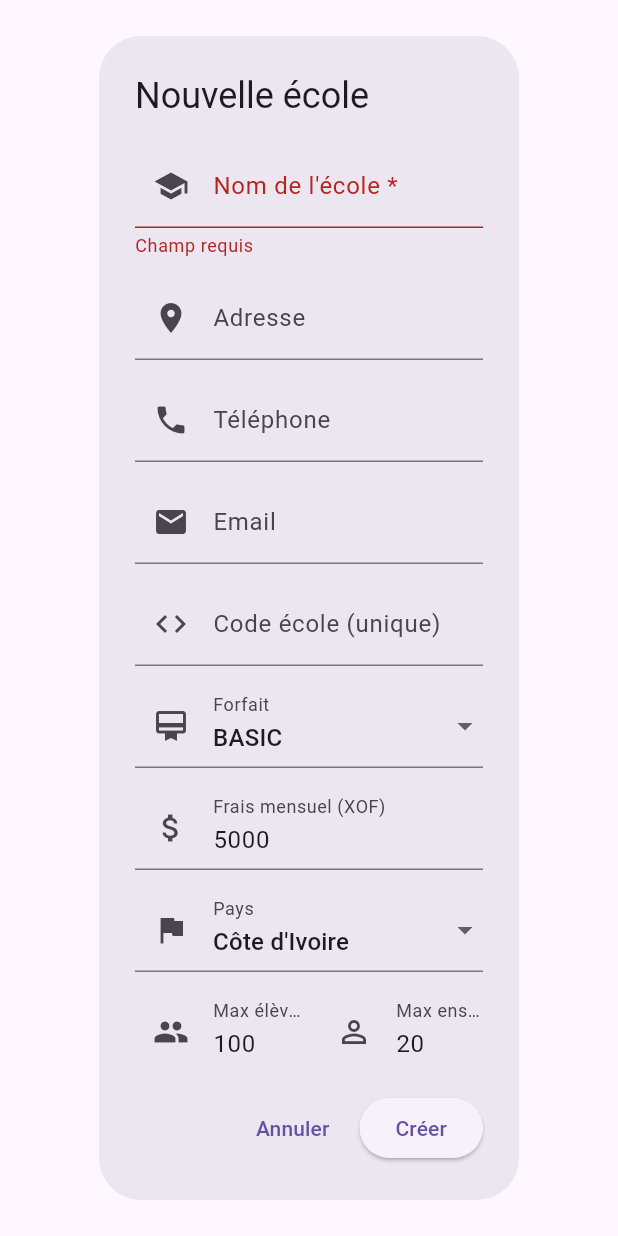
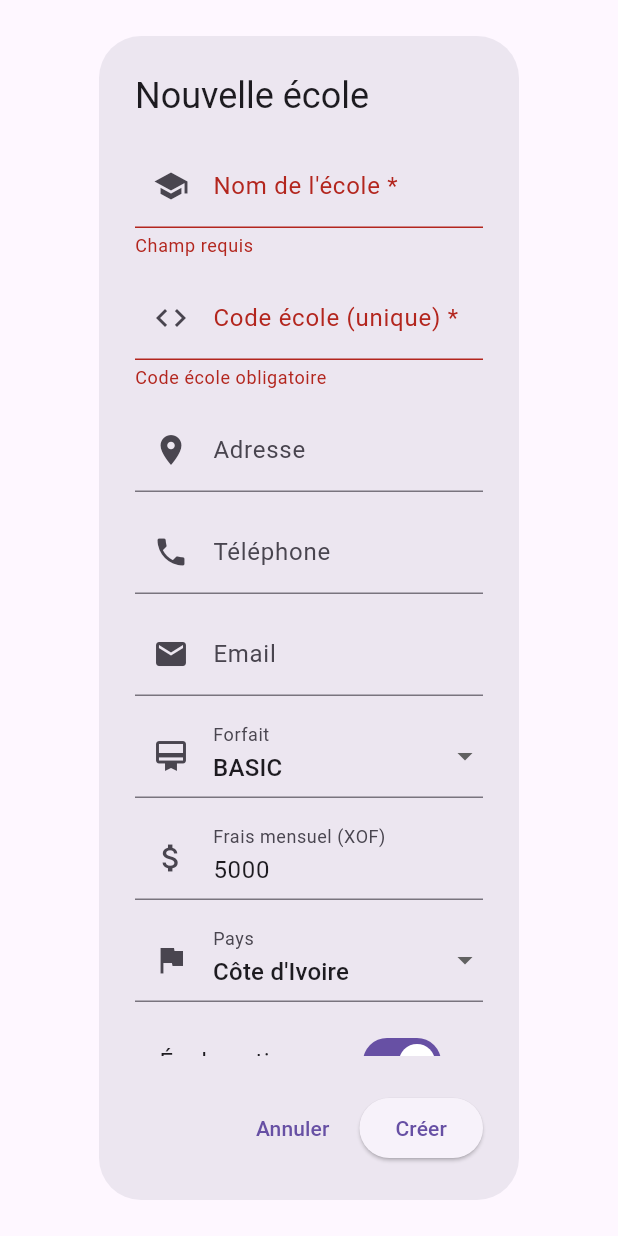
Before and after one commit to bongaihenri-wq/educonnect, a Flutter app: the SchoolFormDialog widget shown alone on an empty page, opened directly, after a tap on "Créer", on a phone screen of 412 x 824 dp. Run offline on Flutter 3.47's test engine with Material 3 defaults, Android fonts, the light colour scheme and no system bars; our stand-ins replace csv, equatable, file_picker, fl_chart, flutter_bloc, flutter_dotenv and 4 more; missing offline and left inert: excel; accounts and stored records are empty.

Commit message:
fix: formulaire école simplifié + AndroidManifest corrigé
- Supprime champs max_students/max_teachers du formulaire
- Garde génération automatique api_key
- Corrige AndroidManifest.xml (permissions INTERNET, enableOnBackInvokedCallback)
- Ajoute crypto pour génération api_key

```diff
--- a/lib/main.dart
+++ b/lib/main.dart
@@ -14,6 +14,9 @@ import 'data/repositories/course_repository.dart';
 void main() async {
   WidgetsFlutterBinding.ensureInitialized();
   print('🚀 MAIN - Début initialisation');
+    print('🔍 SUPABASE_URL: ${const String.fromEnvironment('SUPABASE_URL')}');
+  print('🔍 FUNCTION_URL: ${const String.fromEnvironment('SUPABASE_FUNCTION_URL')}');
+  print('🔍 SERVICE_KEY empty: ${const String.fromEnvironment('SUPABASE_SERVICE_ROLE_KEY').isEmpty}');
 
   try {
     await dotenv.load(fileName: ".env");
--- a/lib/presentation/pages/super_admin/school_management/dialogs/school_form_dialog.dart
+++ b/lib/presentation/pages/super_admin/school_management/dialogs/school_form_dialog.dart
@@ -1,3 +1,7 @@
+// lib/presentation/pages/super_admin/school_management/school_form_dialog.dart
+import 'dart:math';
+import 'dart:convert';
+import 'package:crypto/crypto.dart';
 import 'package:flutter/material.dart';
 import 'package:supabase_flutter/supabase_flutter.dart';
 
@@ -18,8 +22,6 @@ class _SchoolFormDialogState extends State<SchoolFormDialog> {
   late final TextEditingController _emailController;
   late final TextEditingController _codeController;
   late final TextEditingController _monthlyFeeController;
-  late final TextEditingController _maxStudentsController;
-  late final TextEditingController _maxTeachersController;
 
   String _planType = 'basic';
   String _countryCode = 'CI';
@@ -45,8 +47,6 @@ class _SchoolFormDialogState extends State<SchoolFormDialog> {
     _emailController = TextEditingController(text: s?['email'] ?? '');
     _codeController = TextEditingController(text: s?['school_code'] ?? '');
     _monthlyFeeController = TextEditingController(text: (s?['monthly_fee'] ?? 5000).toString());
-    _maxStudentsController = TextEditingController(text: (s?['max_students'] ?? 100).toString());
-    _maxTeachersController = TextEditingController(text: (s?['max_teachers'] ?? 20).toString());
     if (s != null) {
       _planType = s['plan_type'] ?? 'basic';
       _countryCode = s['country_code'] ?? 'CI';
@@ -62,9 +62,15 @@ class _SchoolFormDialogState extends State<SchoolFormDialog> {
     _emailController.dispose();
     _codeController.dispose();
     _monthlyFeeController.dispose();
-    _maxStudentsController.dispose();
-    _maxTeachersController.dispose();
     super.dispose();
+  }
+
+  // 🔥 GÉNÉRATEUR D'API KEY
+  String _generateApiKey() {
+    final random = Random.secure();
+    final bytes = List<int>.generate(32, (_) => random.nextInt(256));
+    final hash = sha256.convert(bytes);
+    return 'sk_live_${hash.toString().substring(0, 32)}';
   }
 
   @override
@@ -86,6 +92,24 @@ class _SchoolFormDialogState extends State<SchoolFormDialog> {
                   prefixIcon: Icon(Icons.school),
                 ),
                 validator: (v) => v?.isEmpty ?? true ? 'Champ requis' : null,
+              ),
+              const SizedBox(height: 12),
+              TextFormField(
+                controller: _codeController,
+                decoration: const InputDecoration(
+                  labelText: 'Code école (unique) *',
+                  prefixIcon: Icon(Icons.code),
+                  hintText: 'Ex: COL2024, EDC2026',
+                ),
+                textCapitalization: TextCapitalization.characters,
+                validator: (v) {
+                  if (v?.isEmpty ?? true) return 'Code école obligatoire';
+                  if (v!.length < 4) return 'Minimum 4 caractères';
+                  if (!RegExp(r'^[A-Z0-9]+$').hasMatch(v.toUpperCase())) {
+                    return 'Lettres et chiffres uniquement';
+                  }
+                  return null;
+                },
               ),
               const SizedBox(height: 12),
               TextFormField(
@@ -112,15 +136,6 @@ class _SchoolFormDialogState extends State<SchoolFormDialog> {
                   prefixIcon: Icon(Icons.email),
                 ),
                 keyboardType: TextInputType.emailAddress,
-              ),
-              const SizedBox(height: 12),
-              TextFormField(
-                controller: _codeController,
-                decoration: const InputDecoration(
-                  labelText: 'Code école (unique)',
-                  prefixIcon: Icon(Icons.code),
-                  hintText: 'Ex: EDC-2026-001',
-                ),
               ),
               const SizedBox(height: 12),
               DropdownButtonFormField<String>(
@@ -156,32 +171,6 @@ class _SchoolFormDialogState extends State<SchoolFormDialog> {
                 onChanged: (v) => setState(() => _countryCode = v!),
               ),
               const SizedBox(height: 12),
-              Row(
-                children: [
-                  Expanded(
-                    child: TextFormField(
-                      controller: _maxStudentsController,
-                      decoration: const InputDecoration(
-                        labelText: 'Max élèves',
-                        prefixIcon: Icon(Icons.people),
-                      ),
-                      keyboardType: TextInputType.number,
-                    ),
-                  ),
-                  const SizedBox(width: 12),
-                  Expanded(
-                    child: TextFormField(
-                      controller: _maxTeachersController,
-                      decoration: const InputDecoration(
-                        labelText: 'Max enseignants',
-                        prefixIcon: Icon(Icons.person_outline),
-                      ),
-                      keyboardType: TextInputType.number,
-                    ),
-                  ),
-                ],
-              ),
-              const SizedBox(height: 12),
               SwitchListTile(
                 title: const Text('École active'),
                 value: _isActive,
@@ -212,38 +201,58 @@ class _SchoolFormDialogState extends State<SchoolFormDialog> {
     setState(() => _isLoading = true);
 
     try {
+      final schoolCode = _codeController.text.trim().toUpperCase();
+
+      // Vérifie unicité du code
+      final existing = await Supabase.instance.client
+          .from('schools')
+          .select('id, school_code')
+          .eq('school_code', schoolCode)
+          .maybeSingle();
+
+      if (existing != null && (widget.school == null || existing['id'] != widget.school!['id'])) {
+        throw Exception('Ce code école "$schoolCode" existe déjà.');
+      }
+
       final data = {
         'name': _nameController.text.trim(),
+        'school_code': schoolCode,
         'address': _addressController.text.trim().isEmpty ? null : _addressController.text.trim(),
         'phone': _phoneController.text.trim().isEmpty ? null : _phoneController.text.trim(),
         'email': _emailController.text.trim().isEmpty ? null : _emailController.text.trim(),
-        'school_code': _codeController.text.trim().isEmpty ? null : _codeController.text.trim(),
         'plan_type': _planType,
         'monthly_fee': int.tryParse(_monthlyFeeController.text) ?? 5000,
         'country_code': _countryCode,
-        'max_students': int.tryParse(_maxStudentsController.text) ?? 100,
-        'max_teachers': int.tryParse(_maxTeachersController.text) ?? 20,
         'is_active': _isActive,
         'currency': 'XOF',
+        'settings': {},
       };
 
       if (widget.school != null) {
-        await Supabase.instance.client.from('schools').update(data).eq('id', widget.school!['id']);
+        // Update
+        await Supabase.instance.client
+            .from('schools')
+            .update(data)
+            .eq('id', widget.school!['id']);
       } else {
+        // Insert avec nouvelle api_key
+        data['api_key'] = _generateApiKey();
+
         final user = Supabase.instance.client.auth.currentUser;
         if (user != null) {
           data['created_by'] = user.id;
         }
+
         await Supabase.instance.client.from('schools').insert(data);
       }
 
-      Navigator.pop(context);
+      Navigator.pop(context, true);
       ScaffoldMessenger.of(context).showSnackBar(
         SnackBar(content: Text(widget.school != null ? 'École modifiée' : 'École créée')),
       );
     } catch (e) {
       ScaffoldMessenger.of(context).showSnackBar(
-        SnackBar(content: Text('Erreur: $e')),
+        SnackBar(content: Text('Erreur: $e'), backgroundColor: Colors.red),
       );
     } finally {
       setState(() => _isLoading = false);
--- a/pubspec.yaml
+++ b/pubspec.yaml
@@ -35,6 +35,7 @@ dependencies:
   uuid: ^4.5.3
   fl_chart: ^0.68.0
   share_plus: ^7.2.1
+  crypto: ^3.0.3
 
 dev_dependencies:
   flutter_test:
```
Also changed, not shown: pubspec.lock, 3 other files.
